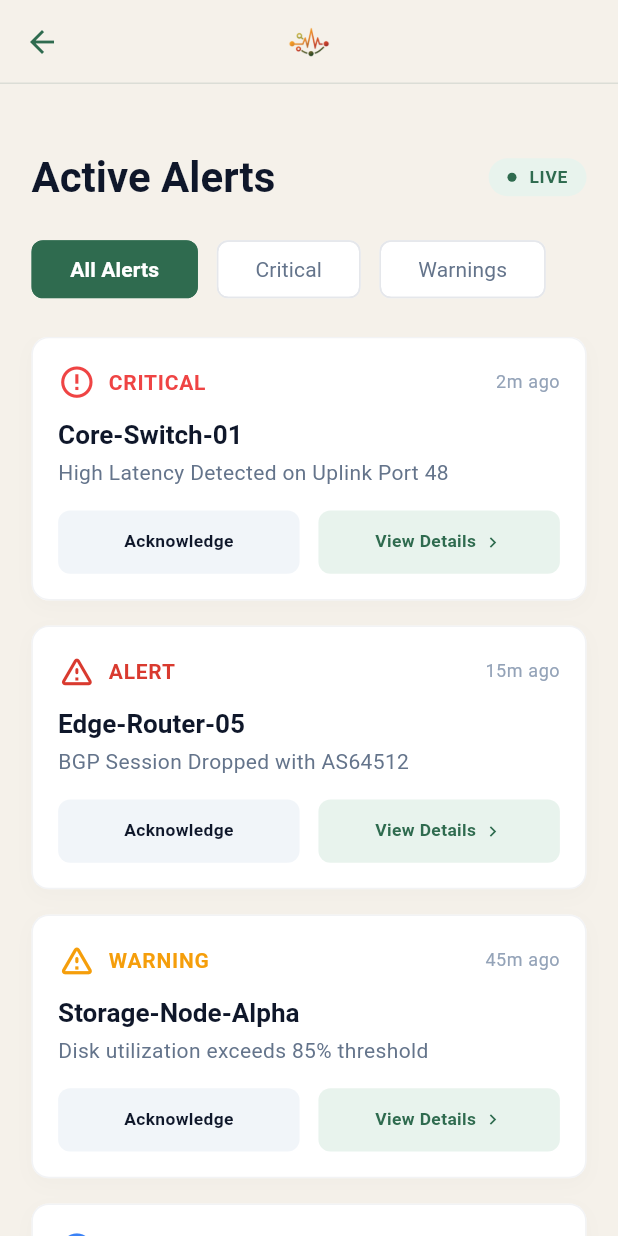
After one commit to azizur-rahaman/plexuspules-azizur-rahaman, a Flutter app: the AlertsView screen opened directly, on a phone screen of 412 x 824 dp. The commit adds this screen. Run offline on Flutter 3.47's test engine with Material 3 defaults, Android fonts, the light colour scheme and no system bars; our stand-ins replace connectivity_plus, dartz, dio, equatable, flutter_bloc, flutter_screenutil and 7 more; accounts and stored records are empty.

Commit message:
feat: move alerts from bottom navigation to app bar right side

```diff
--- a/lib/config/app_router.dart
+++ b/lib/config/app_router.dart
@@ -35,6 +35,10 @@ class AppRouter {
           return DeviceDetailPage(deviceId: id);
         },
       ),
+      GoRoute(
+        path: alerts,
+        builder: (context, state) => const AlertsPage(),
+      ),
       StatefulShellRoute.indexedStack(
         builder: (context, state, navigationShell) {
           return NavigationShellPage(navigationShell: navigationShell);
@@ -59,14 +63,6 @@ class AppRouter {
           StatefulShellBranch(
             routes: [
               GoRoute(
-                path: alerts,
-                builder: (context, state) => const AlertsPage(),
-              ),
-            ],
-          ),
-          StatefulShellBranch(
-            routes: [
-              GoRoute(
                 path: profile,
                 builder: (context, state) => const ProfilePage(),
               ),
--- a/lib/core/navigation/navigation_shell_page.dart
+++ b/lib/core/navigation/navigation_shell_page.dart
@@ -56,11 +56,6 @@ class NavigationShellPage extends StatelessWidget {
               label: 'DEVICES',
             ),
             NavigationDestination(
-              icon: const Icon(Icons.notifications_outlined, color: Color(0xFF94A3B8)),
-              selectedIcon: const Icon(Icons.notifications, color: Color(0xFF2F6B4F)),
-              label: 'ALERTS',
-            ),
-            NavigationDestination(
               icon: const Icon(Icons.person_outline, color: Color(0xFF94A3B8)),
               selectedIcon: const Icon(Icons.person, color: Color(0xFF2F6B4F)),
               label: 'PROFILE',
--- a/lib/core/widgets/common_app_bar.dart
+++ b/lib/core/widgets/common_app_bar.dart
@@ -1,4 +1,6 @@
 import 'package:flutter/material.dart';
+import 'package:go_router/go_router.dart';
+import 'package:plexuspules/config/app_router.dart';
 import 'package:plexuspules/core/constants/app_sizes.dart';
 
 
@@ -11,6 +13,8 @@ class CommonAppBar extends StatelessWidget implements PreferredSizeWidget {
   final Color? backgroundColor;
   final bool showBottomBorder;
 
+  final bool hideAlerts;
+
   const CommonAppBar({
     super.key,
     this.title,
@@ -20,13 +24,19 @@ class CommonAppBar extends StatelessWidget implements PreferredSizeWidget {
     this.elevation = 0,
     this.backgroundColor,
     this.showBottomBorder = true,
+    this.hideAlerts = false,
   });
 
   /// Factory constructor for the Brand Identity AppBar used in Dashboard
-  factory CommonAppBar.brand({Key? key, bool showBottomBorder = true}) {
+  factory CommonAppBar.brand({
+    Key? key,
+    bool showBottomBorder = true,
+    bool hideAlerts = false,
+  }) {
     return CommonAppBar(
       key: key,
       showBottomBorder: showBottomBorder,
+      hideAlerts: hideAlerts,
       title: Image.asset(
         'assets/brand-logo-icon.png',
         height: AppSizes.p32,
@@ -40,7 +50,15 @@ class CommonAppBar extends StatelessWidget implements PreferredSizeWidget {
     return AppBar(
       title: title,
       centerTitle: centerTitle,
-      actions: actions,
+      actions: actions ??
+          (!hideAlerts
+              ? [
+                  IconButton(
+                    icon: const Icon(Icons.notifications_outlined),
+                    onPressed: () => context.push(AppRouter.alerts),
+                  ),
+                ]
+              : null),
       leading: leading,
       elevation: elevation,
       backgroundColor:
--- /dev/null
+++ b/lib/features/alerts/domain/entities/alert.dart
@@ -0,0 +1,76 @@
+import 'package:flutter/material.dart';
+import '../../../../config/theme/app_colors.dart';
+
+enum AlertSeverity {
+  critical,
+  alert,
+  warning,
+  info;
+
+  Color get color {
+    switch (this) {
+      case AlertSeverity.critical:
+        return AppColors.critical;
+      case AlertSeverity.alert:
+        return AppColors.alert;
+      case AlertSeverity.warning:
+        return AppColors.warning;
+      case AlertSeverity.info:
+        return AppColors.info;
+    }
+  }
+
+  IconData get icon {
+    switch (this) {
+      case AlertSeverity.critical:
+        return Icons.error_outline;
+      case AlertSeverity.alert:
+        return Icons.warning_amber_rounded;
+      case AlertSeverity.warning:
+        return Icons.warning_amber_rounded;
+      case AlertSeverity.info:
+        return Icons.info_outline;
+    }
+  }
+
+  String get label {
+    switch (this) {
+      case AlertSeverity.critical:
+        return 'CRITICAL';
+      case AlertSeverity.alert:
+        return 'ALERT';
+      case AlertSeverity.warning:
+        return 'WARNING';
+      case AlertSeverity.info:
+        return 'INFO';
+    }
+  }
+}
+
+class Alert {
+  final String id;
+  final String title;
+  final String description;
+  final AlertSeverity severity;
+  final DateTime timestamp;
+  final bool isAcknowledged;
+
+  const Alert({
+    required this.id,
+    required this.title,
+    required this.description,
+    required this.severity,
+    required this.timestamp,
+    this.isAcknowledged = false,
+  });
+
+  String get timeAgo {
+    final now = DateTime.now();
+    final difference = now.difference(timestamp);
+
+    if (difference.inDays > 0) return '${difference.inDays}d ago';
+    if (difference.inHours > 0) return '${difference.inHours}h ago';
+    if (difference.inMinutes > 0) return '${difference.inMinutes}m ago';
+    return 'Just now';
+  }
+}
--- a/lib/features/alerts/presentation/pages/alerts/alerts_page.dart
+++ b/lib/features/alerts/presentation/pages/alerts/alerts_page.dart
@@ -1,12 +1,11 @@
 import 'package:flutter/material.dart';
+import 'alerts_view.dart';
 
 class AlertsPage extends StatelessWidget {
   const AlertsPage({super.key});
 
   @override
   Widget build(BuildContext context) {
-    return const Scaffold(
-      body: Center(child: Text('Alerts Page')),
-    );
+    return const AlertsView();
   }
 }
--- /dev/null
+++ b/lib/features/alerts/presentation/pages/alerts/alerts_view.dart
@@ -0,0 +1,160 @@
+import 'package:flutter/material.dart';
+import 'package:plexuspules/core/widgets/common_app_bar.dart';
+import '../../../../../config/theme/app_colors.dart';
+import '../../../../../core/constants/app_sizes.dart';
+import '../../../domain/entities/alert.dart';
+import '../../widgets/alert_card.dart';
+import '../../widgets/filter_chip_group.dart';
+
+class AlertsView extends StatefulWidget {
+  const AlertsView({super.key});
+
+  @override
+  State<AlertsView> createState() => _AlertsViewState();
+}
+
+class _AlertsViewState extends State<AlertsView> {
+  final List<Alert> _allAlerts = [
+    Alert(
+      id: '1',
+      title: 'Core-Switch-01',
+      description: 'High Latency Detected on Uplink Port 48',
+      severity: AlertSeverity.critical,
+      timestamp: DateTime.now().subtract(const Duration(minutes: 2)),
+    ),
+    Alert(
+      id: '2',
+      title: 'Edge-Router-05',
+      description: 'BGP Session Dropped with AS64512',
+      severity: AlertSeverity.alert,
+      timestamp: DateTime.now().subtract(const Duration(minutes: 15)),
+    ),
+    Alert(
+      id: '3',
+      title: 'Storage-Node-Alpha',
+      description: 'Disk utilization exceeds 85% threshold',
+      severity: AlertSeverity.warning,
+      timestamp: DateTime.now().subtract(const Duration(minutes: 45)),
+    ),
+    Alert(
+      id: '4',
+      title: 'VPN-Gateway-Secondary',
+      description: 'Scheduled maintenance window starting soon',
+      severity: AlertSeverity.info,
+      timestamp: DateTime.now().subtract(const Duration(hours: 2)),
+    ),
+    Alert(
+      id: '5',
+      title: 'Wifi-AP-Lobby-02',
+      description: 'Unusually high client density detected',
+      severity: AlertSeverity.alert,
+      timestamp: DateTime.now().subtract(const Duration(hours: 3)),
+    ),
+  ];
+
+  String _currentFilter = 'All Alerts';
+
+  @override
+  Widget build(BuildContext context) {
+    final filteredAlerts = _allAlerts.where((alert) {
+      if (_currentFilter == 'All Alerts') return true;
+      if (_currentFilter == 'Critical') {
+        return alert.severity == AlertSeverity.critical;
+      }
+      if (_currentFilter == 'Warnings') {
+        return alert.severity == AlertSeverity.warning ||
+            alert.severity == AlertSeverity.alert;
+      }
+      return true;
+    }).toList();
+
+    return Scaffold(
+      appBar: CommonAppBar.brand(showBottomBorder: true, hideAlerts: true),
+      body: SafeArea(
+        child: Column(
+          crossAxisAlignment: CrossAxisAlignment.start,
+          children: [
+            Padding(
+              padding: EdgeInsets.all(AppSizes.p20),
+              child: Column(
+                crossAxisAlignment: CrossAxisAlignment.start,
+                children: [
+                  AppSizes.gap24,
+                  Row(
+                    mainAxisAlignment: MainAxisAlignment.spaceBetween,
+                    children: [
+                      Text(
+                        'Active Alerts',
+                        style: Theme.of(context).textTheme.headlineMedium
+                            ?.copyWith(
+                              fontWeight: FontWeight.bold,
+                              color: AppColors.textPrimary,
+                            ),
+                      ),
+                      Container(
+                        padding: EdgeInsets.symmetric(
+                          horizontal: AppSizes.p12,
+                          vertical: AppSizes.p4,
+                        ),
+                        decoration: BoxDecoration(
+                          color: const Color(0xFFE8F3ED),
+                          borderRadius: BorderRadius.circular(
+                            AppSizes.radiusCircular,
+                          ),
+                        ),
+                        child: Row(
+                          children: [
+                            Container(
+                              width: 6,
+                              height: 6,
+                              decoration: const BoxDecoration(
+                                color: AppColors.primary,
+                                shape: BoxShape.circle,
+                              ),
+                            ),
+                            AppSizes.gap8,
+                            Text(
+                              'LIVE',
+                              style: TextStyle(
+                                color: AppColors.primary,
+                                fontSize: AppSizes.font12,
+                                fontWeight: FontWeight.bold,
+                                letterSpacing: 0.5,
+                              ),
+                            ),
+                          ],
+                        ),
+                      ),
+                    ],
+                  ),
+                  AppSizes.gap20,
+                  FilterChipGroup(
+                    filters: const ['All Alerts', 'Critical', 'Warnings'],
+                    onFilterSelected: (filter) {
+                      setState(() {
+                        _currentFilter = filter;
+                      });
+                    },
+                  ),
+                ],
+              ),
+            ),
+            Expanded(
+              child: ListView.builder(
+                padding: EdgeInsets.symmetric(horizontal: AppSizes.p20),
+                itemCount: filteredAlerts.length,
+                itemBuilder: (context, index) {
+                  return AlertCard(
+                    alert: filteredAlerts[index],
+                    onAcknowledge: () {},
+                    onViewDetails: () {},
+                  );
+                },
+              ),
+            ),
+          ],
+        ),
+      ),
+    );
+  }
+}
--- /dev/null
+++ b/lib/features/alerts/presentation/widgets/alert_card.dart
@@ -0,0 +1,149 @@
+import 'package:flutter/material.dart';
+import '../../../../core/constants/app_sizes.dart';
+import '../../../../config/theme/app_colors.dart';
+import '../../domain/entities/alert.dart';
+
+class AlertCard extends StatelessWidget {
+  final Alert alert;
+  final VoidCallback? onAcknowledge;
+  final VoidCallback? onViewDetails;
+
+  const AlertCard({
+    required this.alert,
+    this.onAcknowledge,
+    this.onViewDetails,
+    super.key,
+  });
+
+  @override
+  Widget build(BuildContext context) {
+    return Container(
+      margin: EdgeInsets.only(bottom: AppSizes.p16),
+      decoration: BoxDecoration(
+        color: Colors.white,
+        borderRadius: BorderRadius.circular(AppSizes.radiusLarge),
+        border: Border.all(color: AppColors.cardBorder.withValues(alpha: 0.5)),
+        boxShadow: [
+          BoxShadow(
+            color: Colors.black.withValues(alpha: 0.02),
+            blurRadius: 10,
+            offset: const Offset(0, 4),
+          ),
+        ],
+      ),
+      child: Padding(
+        padding: EdgeInsets.all(AppSizes.p16),
+        child: Column(
+          crossAxisAlignment: CrossAxisAlignment.start,
+          children: [
+            Row(
+              mainAxisAlignment: MainAxisAlignment.spaceBetween,
+              children: [
+                Row(
+                  children: [
+                    Icon(
+                      alert.severity.icon,
+                      color: alert.severity.color,
+                      size: AppSizes.iconMedium,
+                    ),
+                    AppSizes.gap8,
+                    Text(
+                      alert.severity.label,
+                      style: Theme.of(context).textTheme.labelLarge?.copyWith(
+                            color: alert.severity.color,
+                            fontWeight: FontWeight.bold,
+                            letterSpacing: 0.5,
+                          ),
+                    ),
+                  ],
+                ),
+                Text(
+                  alert.timeAgo,
+                  style: Theme.of(context).textTheme.bodySmall?.copyWith(
+                        color: AppColors.textMuted,
+                      ),
+                ),
+              ],
+            ),
+            AppSizes.gap12,
+            Text(
+              alert.title,
+              style: Theme.of(context).textTheme.titleLarge?.copyWith(
+                    fontWeight: FontWeight.bold,
+                    fontSize: AppSizes.font18,
+                  ),
+            ),
+            AppSizes.gap4,
+            Text(
+              alert.description,
+              style: Theme.of(context).textTheme.bodyMedium?.copyWith(
+                    color: AppColors.textSecondary,
+                  ),
+            ),
+            AppSizes.gap16,
+            Row(
+              children: [
+                _buildButton(
+                  context,
+                  label: 'Acknowledge',
+                  onPressed: onAcknowledge,
+                ),
+                AppSizes.gap12,
+                _buildButton(
+                  context,
+                  label: 'View Details',
+                  isPrimary: true,
+                  onPressed: onViewDetails,
+                ),
+              ],
+            ),
+          ],
+        ),
+      ),
+    );
+  }
+
+  Widget _buildButton(
+    BuildContext context, {
+    required String label,
+    bool isPrimary = false,
+    VoidCallback? onPressed,
+  }) {
+    return Expanded(
+      child: InkWell(
+        onTap: onPressed,
+        borderRadius: BorderRadius.circular(AppSizes.radiusMedium),
+        child: Container(
+          padding: EdgeInsets.symmetric(vertical: AppSizes.p12),
+          decoration: BoxDecoration(
+            color: isPrimary
+                ? const Color(0xFFE8F3ED)
+                : const Color(0xFFF1F5F9),
+            borderRadius: BorderRadius.circular(8),
+          ),
+          child: Row(
+            mainAxisAlignment: MainAxisAlignment.center,
+            children: [
+              Text(
+                label,
+                style: TextStyle(
+                  color: isPrimary ? AppColors.primary : AppColors.textPrimary,
+                  fontWeight: FontWeight.w600,
+                  fontSize: AppSizes.font12,
+                ),
+              ),
+              if (isPrimary) ...[
+                const SizedBox(width: 4),
+                Icon(
+                  Icons.chevron_right,
+                  size: 14,
+                  color: AppColors.primary,
+                ),
+              ],
+            ],
+          ),
+        ),
+      ),
+    );
+  }
+}
--- /dev/null
+++ b/lib/features/alerts/presentation/widgets/filter_chip_group.dart
@@ -0,0 +1,71 @@
+import 'package:flutter/material.dart';
+import '../../../../config/theme/app_colors.dart';
+import '../../../../core/constants/app_sizes.dart';
+
+class FilterChipGroup extends StatefulWidget {
+  final List<String> filters;
+  final Function(String) onFilterSelected;
+
+  const FilterChipGroup({
+    required this.filters,
+    required this.onFilterSelected,
+    super.key,
+  });
+
+  @override
+  State<FilterChipGroup> createState() => _FilterChipGroupState();
+}
+
+class _FilterChipGroupState extends State<FilterChipGroup> {
+  String selectedFilter = '';
+
+  @override
+  void initState() {
+    super.initState();
+    selectedFilter = widget.filters.first;
+  }
+
+  @override
+  Widget build(BuildContext context) {
+    return SingleChildScrollView(
+      scrollDirection: Axis.horizontal,
+      child: Row(
+        children: widget.filters.map((filter) {
+          final isSelected = selectedFilter == filter;
+          return Padding(
+            padding: EdgeInsets.only(right: AppSizes.p12),
+            child: ChoiceChip(
+              label: Text(filter),
+              selected: isSelected,
+              onSelected: (selected) {
+                if (selected) {
+                  setState(() {
+                    selectedFilter = filter;
+                  });
+                  widget.onFilterSelected(filter);
+                }
+              },
+              backgroundColor: Colors.white,
+              selectedColor: AppColors.primary,
+              labelStyle: TextStyle(
+                color: isSelected ? Colors.white : AppColors.textSecondary,
+                fontWeight: isSelected ? FontWeight.bold : FontWeight.normal,
+              ),
+              shape: RoundedRectangleBorder(
+                borderRadius: BorderRadius.circular(AppSizes.radiusMedium),
+                side: BorderSide(
+                  color: isSelected ? AppColors.primary : AppColors.cardBorder,
+                ),
+              ),
+              showCheckmark: false,
+              padding: EdgeInsets.symmetric(
+                horizontal: AppSizes.p16,
+                vertical: AppSizes.p8,
+              ),
+            ),
+          );
+        }).toList(),
+      ),
+    );
+  }
+}
--- a/lib/features/devices/presentation/pages/device_detail/device_detail_view.dart
+++ b/lib/features/devices/presentation/pages/device_detail/device_detail_view.dart
@@ -10,10 +10,7 @@ import 'package:plexuspules/features/devices/presentation/widgets/throughput_cha
 class DeviceDetailView extends StatelessWidget {
   final String deviceId;
 
-  const DeviceDetailView({
-    super.key,
-    required this.deviceId,
-  });
+  const DeviceDetailView({super.key, required this.deviceId});
 
   @override
   Widget build(BuildContext context) {
```
